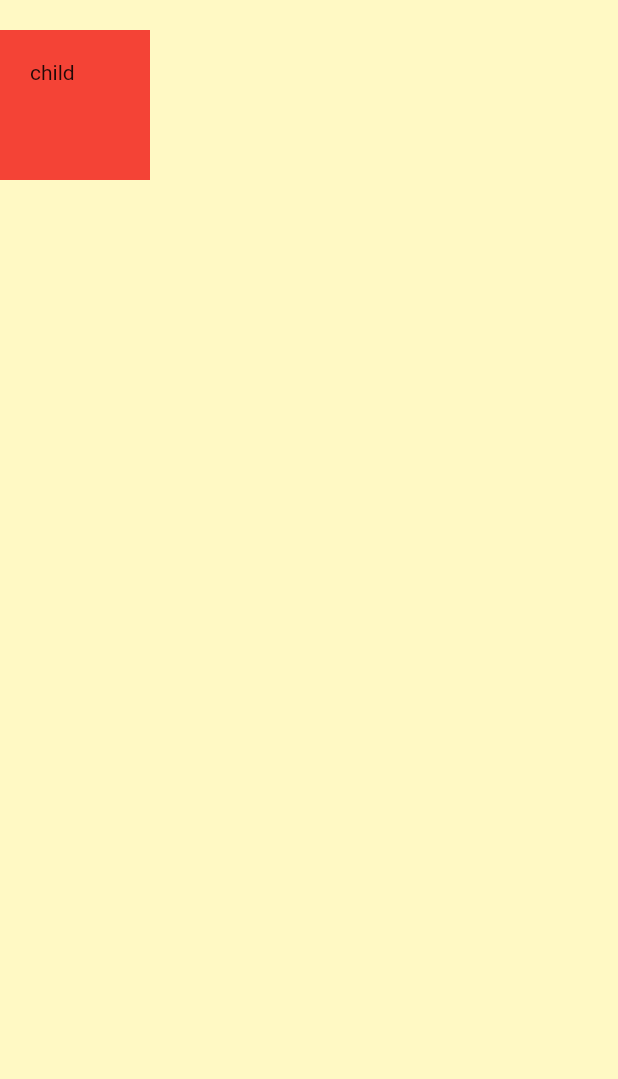
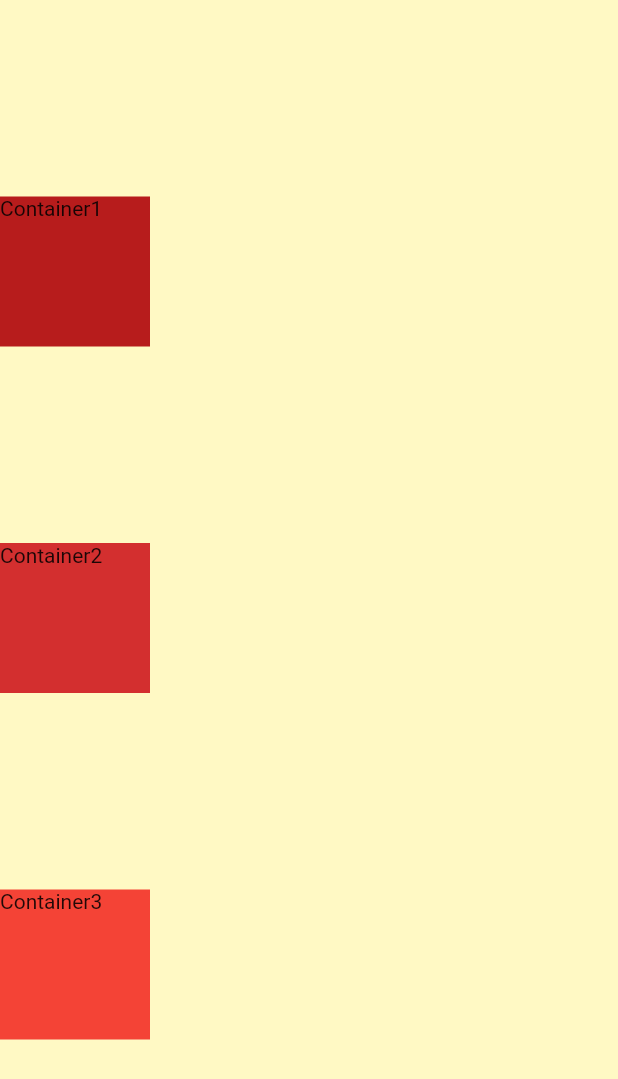
Before and after one commit to yotsufe/flutter_base, a Flutter app: the screen it shows after launch, on a phone screen of 412 x 824 dp. Shown: the top 1079 px of the screen. Run offline on Flutter 3.47's test engine with Material 2 defaults, Android fonts, the phone set to English and light mode, and no system bars.

Commit message:
Add Column

```diff
--- a/lib/main.dart
+++ b/lib/main.dart
@@ -1,4 +1,6 @@
 import 'package:flutter/material.dart';
+import 'package:flutter/rendering.dart';
+import 'package:flutter/widgets.dart';
 
 void main() {
   runApp(MyApp());
@@ -11,13 +13,28 @@ class MyApp extends StatelessWidget {
       home: Scaffold(
         backgroundColor: Colors.yellow[100],
         body: SafeArea(
-          child: Container(
-            height: 100.0,
-            width: 100.0,
-            margin: EdgeInsets.only(top: 20.0, bottom: 50.0),
-            padding: EdgeInsets.all(20.0),
-            color: Colors.red,
-            child: Text('child'),
+          child: Column(
+            mainAxisAlignment: MainAxisAlignment.spaceEvenly,
+            children: <Widget>[
+              Container(
+                height: 100.0,
+                width: 100.0,
+                color: Colors.red[900],
+                child: Text('Container1'),
+              ),
+              Container(
+                height: 100.0,
+                width: 100.0,
+                color: Colors.red[700],
+                child: Text('Container2'),
+              ),
+              Container(
+                height: 100.0,
+                width: 100.0,
+                color: Colors.red[500],
+                child: Text('Container3'),
+              ),
+            ],
           ),
         ),
       ),
```
